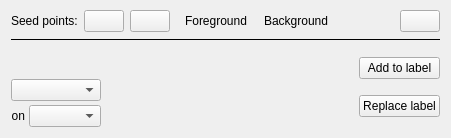
Above: gui/widgets/graphsegwidget.ui from gerbilvis/gerbil before the change. Below: the same form after it.
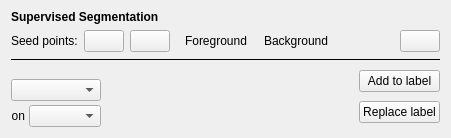
That is the form after the change. Icons and pictures are not drawn. Custom widgets are drawn as their Qt base class.

Commit message: caption for supervised segmentation widget

```diff
--- a/gui/widgets/graphsegwidget.ui
+++ b/gui/widgets/graphsegwidget.ui
@@ -14,6 +14,13 @@
    <property name="topMargin">
     <number>10</number>
    </property>
+   <item>
+    <widget class="QLabel" name="titleLabel">
+     <property name="text">
+      <string>&lt;b&gt;Supervised Segmentation&lt;/b&gt;</string>
+     </property>
+    </widget>
+   </item>
    <item>
     <layout class="QHBoxLayout" name="horizontalLayout">
      <item>
```
Left out of the diff: 12 changed lines with no effect on the pictures.
